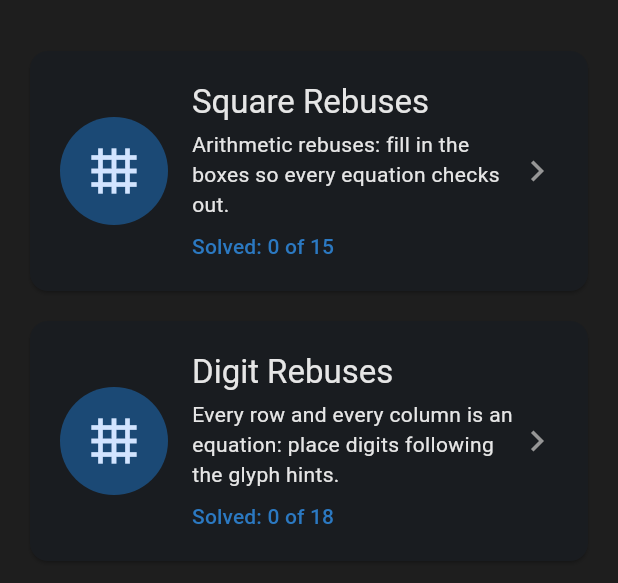
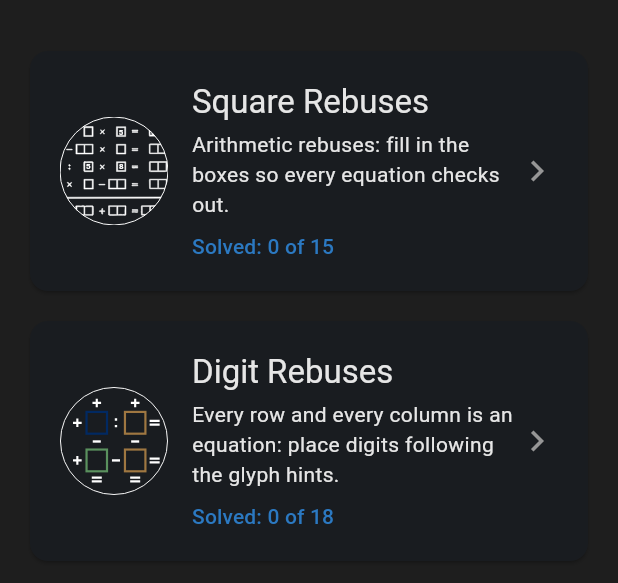
Before and after one commit to il721/PUZZLES, a Flutter app: the screen it shows after launch, on a phone screen of 412 x 824 dp, the part 63-646 px from its top. Run offline on Flutter 3.47's test engine with Material 3 defaults, Android fonts, the phone set to English and light mode, and no system bars; our stand-ins replace audioplayers, flutter_riverpod, flutter_svg; missing offline and left inert: window_manager.

Commit message:
feat(app): add module icons to home screen
Wire icon_01.svg/icon_02.svg into HomeScreen module cards via
flutter_svg, dropping the circle-avatar background. CSS <style>
class blocks are inlined to presentation attributes since
flutter_svg does not parse <style> elements.

Co-Authored-By: Claude Sonnet 5 <noreply@anthropic.com>

```diff
--- a/app/lib/screens/home_screen.dart
+++ b/app/lib/screens/home_screen.dart
@@ -1,5 +1,6 @@
 import 'package:flutter/material.dart';
 import 'package:flutter_riverpod/flutter_riverpod.dart';
+import 'package:flutter_svg/flutter_svg.dart';
 import 'package:module_digit_rebus_ui/module_digit_rebus_ui.dart';
 import 'package:module_rebus_ui/module_rebus_ui.dart';
 
@@ -48,6 +49,7 @@ class HomeScreen extends ConsumerWidget {
             title: l10n.moduleRebusTitle,
             description: l10n.moduleRebusDescription,
             progressLabel: l10n.homeModuleProgress(solved, total),
+            iconAsset: 'assets/icons/icon_01.svg',
             onTap: () async {
               await Navigator.of(context).pushNamed('/module/rebus');
               ref.invalidate(rebusSaveDataProvider);
@@ -58,6 +60,7 @@ class HomeScreen extends ConsumerWidget {
             title: l10n.moduleDigitRebusTitle,
             description: l10n.moduleDigitRebusDescription,
             progressLabel: l10n.homeModuleProgress(digitSolved, digitTotal),
+            iconAsset: 'assets/icons/icon_02.svg',
             onTap: () async {
               await Navigator.of(context).pushNamed('/module/digit_rebus');
               ref.invalidate(digitRebusSaveDataProvider);
@@ -80,12 +83,14 @@ class _ModuleCard extends StatelessWidget {
   final String title;
   final String description;
   final String progressLabel;
+  final String iconAsset;
   final VoidCallback onTap;
 
   const _ModuleCard({
     required this.title,
     required this.description,
     required this.progressLabel,
+    required this.iconAsset,
     required this.onTap,
   });
 
@@ -100,10 +105,10 @@ class _ModuleCard extends StatelessWidget {
           padding: const EdgeInsets.all(20),
           child: Row(
             children: [
-              CircleAvatar(
-                radius: 36,
-                backgroundColor: theme.colorScheme.primaryContainer,
-                child: Icon(Icons.grid_4x4, color: theme.colorScheme.onPrimaryContainer, size: 36),
+              SizedBox(
+                width: 72,
+                height: 72,
+                child: SvgPicture.asset(iconAsset),
               ),
               const SizedBox(width: 16),
               Expanded(
--- a/app/pubspec.yaml
+++ b/app/pubspec.yaml
@@ -13,6 +13,7 @@ dependencies:
   flutter_localizations:
     sdk: flutter
   flutter_riverpod: ^3.3.2
+  flutter_svg: ^2.2.1
   intl: any
   module_rebus:
     path: ../packages/module_rebus
@@ -35,5 +36,6 @@ flutter:
   generate: true
   assets:
     - assets/sfx/
+    - assets/icons/
 
 resolution: workspace
```
Also changed, not shown: app/assets/icons/icon_01.svg (added), app/assets/icons/icon_02.svg (added), pubspec.lock.
